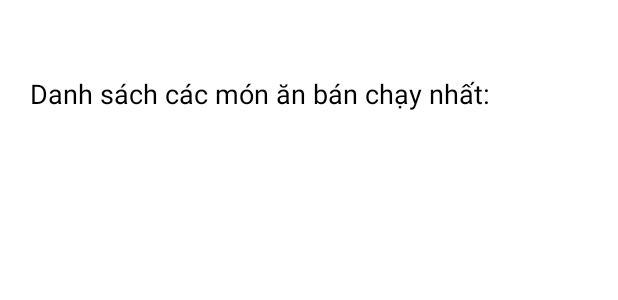
After one commit to advaita02/OrderFood_App, an Android app: the layout activity_list_best_selling.xml on its own in the app's theme, with its tools: preview values and no code run, on a phone screen of 412 x 824 dp. The commit adds this screen. Shown: the top 300 px of the screen. Run offline under Robolectric (Android 15) with nearby library versions, the phone set to English and light mode, and no system bars.

Commit message:
chuc nang xem danh sach mon an ban chay nhat

```diff
--- a/FoodOrderApp/app/src/main/java/com/example/foodapp/Admin/StatisticActivity/ActivityStatisticDateOrder.java
+++ b/FoodOrderApp/app/src/main/java/com/example/foodapp/Admin/StatisticActivity/ActivityStatisticDateOrder.java
@@ -112,11 +112,13 @@ public class ActivityStatisticDateOrder extends AppCompatActivity {
 
     public void showOrderDate() throws ParseException {
         orderDataSource = new OrderDataSource(this);
+        orderDataSource.open();
         String fromDate = txtFromDate.getText().toString();
         String toDate = txtToDate.getText().toString();
 
         if (checkDate(fromDate, toDate)) {
             ArrayList<Order> listUserOrder = orderDataSource.getOrdersByDateRange(fromDate, toDate);
+            orderDataSource.close();
             orderAdapter = new OrderStatisticAdapter(this,
                     R.layout.order_user_statistic_item, listUserOrder, orderDataSource);
             recyclerView.setAdapter(orderAdapter);
--- a/FoodOrderApp/app/src/main/java/com/example/foodapp/Database/DataSource/OrderDataSource.java
+++ b/FoodOrderApp/app/src/main/java/com/example/foodapp/Database/DataSource/OrderDataSource.java
@@ -95,7 +95,6 @@ public class OrderDataSource {
 
     public ArrayList<Order> getOrdersByDateRange(String startDate, String endDate) throws ParseException {
         ArrayList<Order> orders = new ArrayList<>();
-        open();
         String query = "SELECT * FROM " + TABLE_ORDER +
                 " WHERE " + COLUMN_DATE + " BETWEEN ? AND ?";
 
--- a/FoodOrderApp/app/src/main/java/com/example/foodapp/Database/DataSource/OrderItemDataSource.java
+++ b/FoodOrderApp/app/src/main/java/com/example/foodapp/Database/DataSource/OrderItemDataSource.java
@@ -72,6 +72,8 @@ public class OrderItemDataSource {
 
         Food food = new Food();
         food.setId(cursor.getInt(2));
+        orderItem.setFood_id(food);
+
         orderItem.setQuantity(Integer.parseInt(cursor.getString(3)));
         return orderItem;
     }
--- /dev/null
+++ b/FoodOrderApp/app/src/main/res/layout/activity_list_best_selling.xml
@@ -0,0 +1,32 @@
+<?xml version="1.0" encoding="utf-8"?>
+<androidx.constraintlayout.widget.ConstraintLayout xmlns:android="http://schemas.android.com/apk/res/android"
+    xmlns:app="http://schemas.android.com/apk/res-auto"
+    xmlns:tools="http://schemas.android.com/tools"
+    android:layout_width="match_parent"
+    android:layout_height="match_parent"
+    tools:context=".Admin.StatisticActivity.ActivityListBestSelling">
+
+    <LinearLayout
+        android:layout_width="match_parent"
+        android:layout_height="match_parent"
+        android:orientation="vertical">
+
+        <TextView
+            android:layout_marginTop="50dp"
+            android:layout_width="wrap_content"
+            android:layout_height="wrap_content"
+            android:text="Danh sách các món ăn bán chạy nhất:"
+            android:layout_marginLeft="20dp"
+            android:textSize="18dp"
+            android:textColor="@color/black"/>
+
+        <androidx.recyclerview.widget.RecyclerView
+            android:layout_margin="20dp"
+            android:id="@+id/list_bestselling"
+            android:layout_width="match_parent"
+            android:layout_height="wrap_content"
+            tools:ignore="MissingConstraints" />
+
+    </LinearLayout>
+
+</androidx.constraintlayout.widget.ConstraintLayout>
```
Also changed, not shown: FoodOrderApp/app/src/main/AndroidManifest.xml (+9 -5 lines), FoodOrderApp/app/src/main/java/com/example/foodapp/Admin/StatisticActivity/ActivityListBestSelling.java (added, +36 -0 lines), FoodOrderApp/app/src/main/java/com/example/foodapp/Admin/fragment_admin/ManageOrderFragment.java (+8 -0 lines), FoodOrderApp/app/src/main/java/com/example/foodapp/Database/DataSource/FoodDataSource.java (+61 -31 lines).
